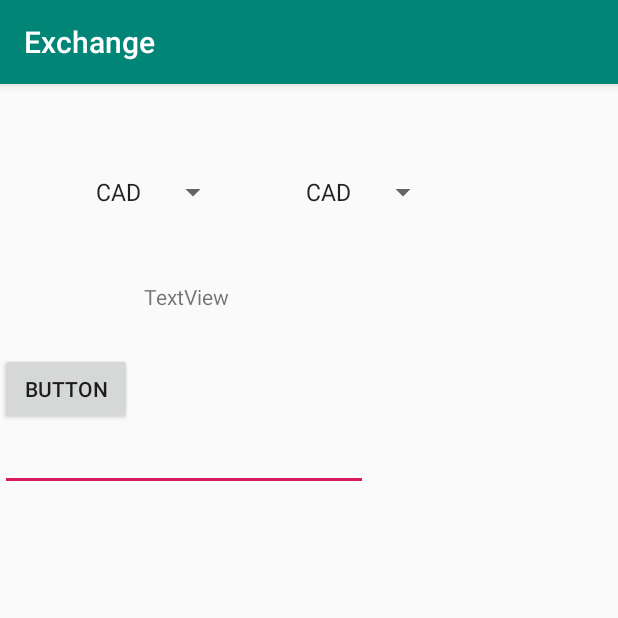
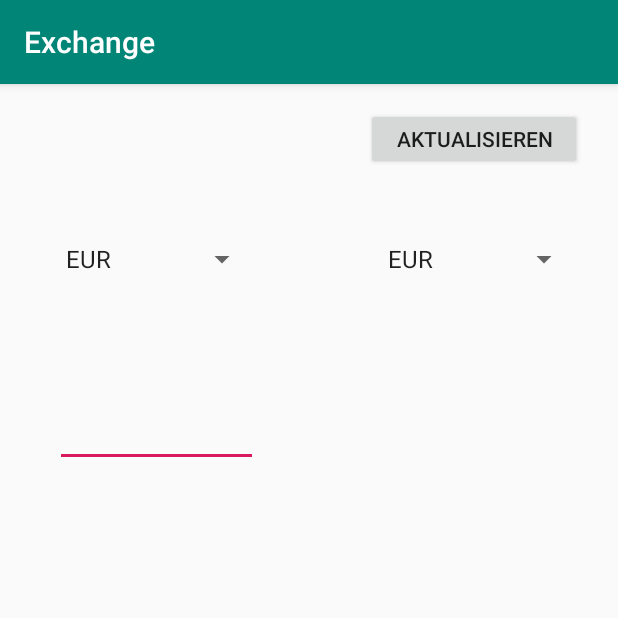
Before and after one commit to Dariosie/exchangeApp, an Android app: the screen it shows after launch (MainActivity), on a phone screen of 412 x 824 dp, the top half of it. Run offline under Robolectric (Android 15) with nearby library versions, the phone set to English and light mode, and no system bars.

Commit message:
0.1.5 improfed layout
no start butten needet anymore

```diff
--- a/app/src/main/java/com/example/exchange/MainActivity.java
+++ b/app/src/main/java/com/example/exchange/MainActivity.java
@@ -3,21 +3,24 @@ package com.example.exchange;
 import androidx.appcompat.app.AppCompatActivity;
 import android.os.Bundle;
 import android.os.StrictMode;
+import android.view.KeyEvent;
 import android.view.View;
 import android.widget.ArrayAdapter;
 import android.widget.Button;
 import android.widget.EditText;
 import android.widget.Spinner;
 import android.widget.TextView;
+import android.widget.Toast;
 
 
 public class MainActivity extends AppCompatActivity
 {
-    private Button button;
+
     private EditText CashAmount;
     private Spinner endCurrency;
     private Spinner startCurrency;
     private TextView outputText;
+    private Button Aktualisieren;
 
 
 
@@ -33,14 +36,12 @@ public class MainActivity extends AppCompatActivity
         outputText = (TextView) findViewById(R.id.textView);
 
         CashAmount = (EditText) findViewById(R.id.editText);
+        CashAmount.setOnKeyListener(new View.OnKeyListener() {
+            public boolean onKey(View v, int keyCode, KeyEvent event) {
 
+                if ((event.getAction() == KeyEvent.ACTION_DOWN) &&
+                        (keyCode == KeyEvent.KEYCODE_ENTER)) {
 
-
-        View.OnClickListener listener = new View.OnClickListener()
-        {
-            @Override
-            public void onClick(View v)
-            {
                     if (!CashAmount.getText().toString().equals(""))
                     {
                         if (startCurrency.getSelectedItem().toString().equals(endCurrency.getSelectedItem().toString()))
@@ -63,11 +64,30 @@ public class MainActivity extends AppCompatActivity
                             outputText.setText(CashAmount.getText().toString());
                         }
                     }
+
+                   ;
+                    return true;
+                }
+                return false;
+            }
+        });
+
+
+
+        View.OnClickListener listener = new View.OnClickListener()
+        {
+            @Override
+            public void onClick(View v)
+            {
+
                 }
         };
 
-        button = (Button) findViewById(R.id.button);
-        button.setOnClickListener(listener);
+
+
+
+        Aktualisieren = (Button) findViewById(R.id.button3);
+        Aktualisieren.setOnClickListener(listener);
 
         startCurrency = (Spinner) findViewById(R.id.spinnerStart);
 
--- a/app/src/main/res/layout/activity_main.xml
+++ b/app/src/main/res/layout/activity_main.xml
@@ -2,19 +2,19 @@
 <androidx.constraintlayout.widget.ConstraintLayout xmlns:android="http://schemas.android.com/apk/res/android"
     xmlns:app="http://schemas.android.com/apk/res-auto"
     xmlns:tools="http://schemas.android.com/tools"
-    android:layout_width="wrap_content"
-    android:layout_height="wrap_content"
+    android:layout_width="match_parent"
+    android:layout_height="match_parent"
     android:visibility="visible"
     tools:context=".MainActivity"
     tools:visibility="visible">
 
     <Spinner
         android:id="@+id/spinnerStart"
-        android:layout_width="0dp"
-        android:layout_height="wrap_content"
-        android:layout_marginStart="56dp"
-        android:layout_marginLeft="56dp"
-        android:layout_marginTop="60dp"
+        android:layout_width="136dp"
+        android:layout_height="25dp"
+        android:layout_marginStart="36dp"
+        android:layout_marginLeft="36dp"
+        android:layout_marginTop="104dp"
         android:dropDownWidth="wrap_content"
         android:entries="@array/Currency"
         android:prompt="@string/StartSpinnerText"
@@ -25,53 +25,54 @@
 
     <Spinner
         android:id="@+id/spinnerEnd"
-        android:layout_width="wrap_content"
-        android:layout_height="wrap_content"
-        android:layout_marginStart="196dp"
-        android:layout_marginLeft="196dp"
-        android:layout_marginTop="60dp"
+        android:layout_width="136dp"
+        android:layout_height="25dp"
+        android:layout_marginTop="104dp"
+        android:layout_marginEnd="25dp"
+        android:layout_marginRight="25dp"
         android:dropDownWidth="wrap_content"
         android:entries="@array/Currency"
         android:prompt="@string/EndSpinnerText"
         android:visibility="visible"
-        app:layout_constraintStart_toStartOf="parent"
+        app:layout_constraintEnd_toEndOf="parent"
         app:layout_constraintTop_toTopOf="parent"
-        tools:visibility="visible" />
-
-    <Button
-        android:id="@+id/button"
-        android:layout_width="wrap_content"
-        android:layout_height="wrap_content"
-        android:text="Button"
-        android:visibility="visible"
-        app:layout_constraintTop_toBottomOf="@+id/textView"
-        tools:layout_editor_absoluteX="133dp"
         tools:visibility="visible" />
 
     <EditText
         android:id="@+id/editText"
-        android:layout_width="245dp"
-        android:layout_height="44dp"
-        android:layout_marginBottom="100dp"
+        android:layout_width="135dp"
+        android:layout_height="66dp"
+        android:layout_marginTop="60dp"
         android:ems="10"
         android:inputType="numberDecimal"
-        app:layout_constraintBottom_toBottomOf="parent"
-        app:layout_constraintTop_toBottomOf="@+id/button"
-        app:layout_constraintVertical_bias="0.0"
-        tools:layout_editor_absoluteX="56dp" />
+        android:textAppearance="@style/TextAppearance.AppCompat.Large"
+        app:layout_constraintEnd_toEndOf="@+id/spinnerStart"
+        app:layout_constraintStart_toStartOf="@+id/spinnerStart"
+        app:layout_constraintTop_toBottomOf="@+id/spinnerStart" />
 
     <TextView
         android:id="@+id/textView"
-        android:layout_width="169dp"
-        android:layout_height="47dp"
-        android:layout_marginStart="96dp"
-        android:layout_marginLeft="96dp"
-        android:layout_marginTop="132dp"
-        android:text="TextView"
+        android:layout_width="145dp"
+        android:layout_height="66dp"
+        android:layout_marginTop="88dp"
+        android:textAppearance="@style/TextAppearance.AppCompat.Large"
         android:visibility="visible"
-        app:layout_constraintStart_toStartOf="parent"
-        app:layout_constraintTop_toTopOf="parent"
+        app:layout_constraintEnd_toEndOf="@+id/spinnerEnd"
+        app:layout_constraintHorizontal_bias="0.777"
+        app:layout_constraintStart_toStartOf="@+id/spinnerEnd"
+        app:layout_constraintTop_toBottomOf="@+id/spinnerEnd"
         tools:visibility="visible" />
+
+    <Button
+        android:id="@+id/button3"
+        android:layout_width="144dp"
+        android:layout_height="41dp"
+        android:layout_marginTop="16dp"
+        android:layout_marginEnd="24dp"
+        android:layout_marginRight="24dp"
+        android:text="Aktualisieren"
+        app:layout_constraintEnd_toEndOf="parent"
+        app:layout_constraintTop_toTopOf="parent" />
 
 
 </androidx.constraintlayout.widget.ConstraintLayout>
--- a/app/src/main/res/values/strings.xml
+++ b/app/src/main/res/values/strings.xml
@@ -5,7 +5,8 @@
 
     <string-array name="Currency">
 
-
+        <item>EUR</item>
+        <item>USD</item>
     <item>CAD</item>
     <item>HKD</item>
     <item>ISK</item>
@@ -32,7 +33,6 @@
     <item>NOK</item>
     <item>NYD</item>
     <item>ZAR</item>
-    <item>USD</item>
     <item>MXN</item>
     <item>ILS</item>
     <item>GBP</item>
```
Lines whose indentation alone changed are shown as unchanged.
